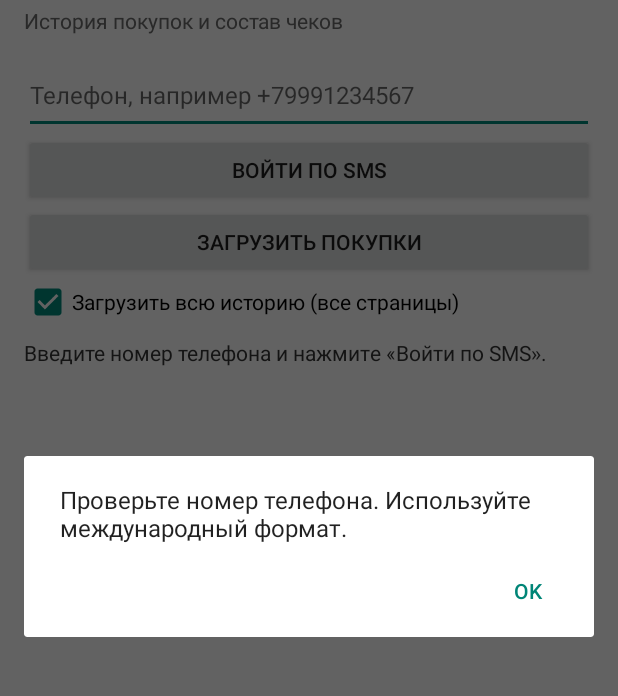
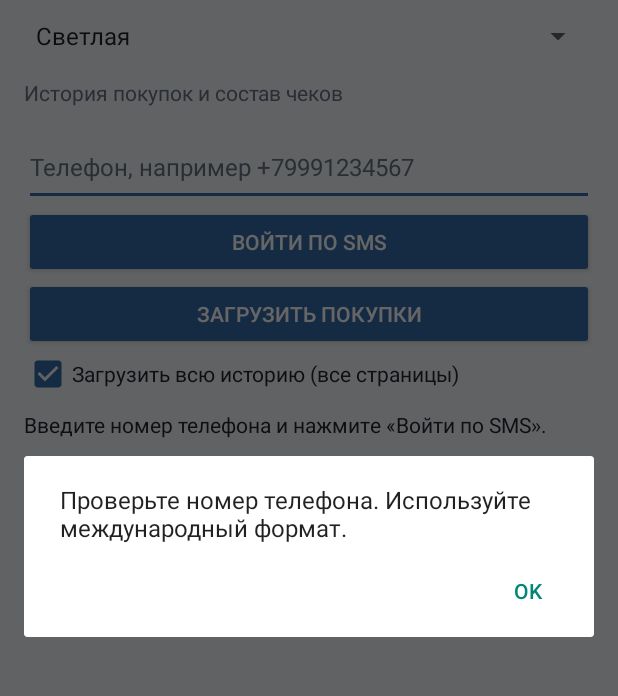
Before and after one commit to definitly486/myauchan, an Android app: the screen it shows after launch (MainActivity), after a tap on "ВОЙТИ ПО SMS", on a phone screen of 412 x 824 dp, the part 71-767 px from its top. Run offline under Robolectric (Android 15) with nearby library versions, the phone set to English and light mode, and no system bars.

Commit message:
Add selectable light, dark, night and Auchan themes

```diff
--- a/app/src/main/java/ru/definitly/myauchan/MainActivity.kt
+++ b/app/src/main/java/ru/definitly/myauchan/MainActivity.kt
@@ -22,6 +22,14 @@ private const val LOYMAX = "https://mobile.auchan.ru/ecom"
 private const val TOKEN20_PASSWORD = "LqX~A4gR"
 private const val PREFS = "auchan_settings"
 
+private data class AppPalette(val background: Int, val surface: Int, val text: Int, val secondary: Int, val accent: Int, val accentText: Int)
+private fun paletteFor(name: String): AppPalette = when (name) {
+    "dark" -> AppPalette(0xFF17191D.toInt(),0xFF242830.toInt(),0xFFF1F3F5.toInt(),0xFFB4BBC5.toInt(),0xFF536D9B.toInt(),0xFFFFFFFF.toInt())
+    "night" -> AppPalette(0xFF05070B.toInt(),0xFF101722.toInt(),0xFFDCE8F5.toInt(),0xFF8293A8.toInt(),0xFF183B62.toInt(),0xFFDCE8F5.toInt())
+    "auchan" -> AppPalette(0xFFF4F6FA.toInt(),0xFFFFFFFF.toInt(),0xFF18243A.toInt(),0xFF59677D.toInt(),0xFFE31837.toInt(),0xFFFFFFFF.toInt())
+    else -> AppPalette(0xFFF4F6F8.toInt(),0xFFFFFFFF.toInt(),0xFF202630.toInt(),0xFF687383.toInt(),0xFF3569A8.toInt(),0xFFFFFFFF.toInt())
+}
+
 class MainActivity : Activity() {
     private val executor = Executors.newSingleThreadExecutor()
     private lateinit var phoneInput: EditText
@@ -32,6 +40,8 @@ class MainActivity : Activity() {
     private lateinit var loginButton: Button
     private val prefs by lazy { getSharedPreferences(PREFS, MODE_PRIVATE) }
     private val vault by lazy { SessionVault(this) }
+    private val palette get() = paletteFor(prefs.getString("app_theme", "light") ?: "light")
+    private var lastItems: List<JSONObject> = emptyList()
 
     override fun onCreate(savedInstanceState: Bundle?) {
         super.onCreate(savedInstanceState)
@@ -49,19 +59,41 @@ class MainActivity : Activity() {
         val root = LinearLayout(this).apply {
             orientation = LinearLayout.VERTICAL
             setPadding(dp(16), dp(16), dp(16), dp(12))
-            setBackgroundColor(0xFFF5F5F5.toInt())
+            setBackgroundColor(palette.background)
         }
         val title = TextView(this).apply {
             text = "Мои покупки Auchan"
             textSize = 23f
             setTypeface(null, Typeface.BOLD)
-            setTextColor(0xFF202020.toInt())
+            setTextColor(palette.text)
         }
         root.addView(title)
+        val themeSelector = Spinner(this)
+        val themeNames = listOf("Светлая", "Тёмная", "Ночная", "Auchan")
+        val themeKeys = listOf("light", "dark", "night", "auchan")
+        val adapter = ArrayAdapter(this, android.R.layout.simple_spinner_item, themeNames).apply { setDropDownViewResource(android.R.layout.simple_spinner_dropdown_item) }
+        themeSelector.adapter = adapter
+        themeSelector.setSelection(themeKeys.indexOf(prefs.getString("app_theme", "light")).coerceAtLeast(0))
+        root.addView(themeSelector, LinearLayout.LayoutParams(-1, dp(48)))
+        themeSelector.onItemSelectedListener = object : AdapterView.OnItemSelectedListener {
+            override fun onNothingSelected(parent: AdapterView<*>?) = Unit
+            override fun onItemSelected(parent: AdapterView<*>?, view: View?, position: Int, id: Long) {
+                val selected = themeKeys[position]
+                if (selected != (prefs.getString("app_theme", "light") ?: "light")) {
+                    val oldPhone = phoneInput.text.toString()
+                    val oldStatus = status.text.toString()
+                    prefs.edit().putString("app_theme", selected).apply()
+                    buildScreen()
+                    phoneInput.setText(oldPhone)
+                    status.text = oldStatus
+                    renderItems(lastItems)
+                }
+            }
+        }
         root.addView(TextView(this).apply {
             text = "История покупок и состав чеков"
             textSize = 14f
-            setTextColor(0xFF666666.toInt())
+            setTextColor(palette.secondary)
             setPadding(0, dp(4), 0, dp(14))
         })
         phoneInput = EditText(this).apply {
@@ -69,26 +101,35 @@ class MainActivity : Activity() {
             inputType = 3
             textSize = 16f
             setSingleLine(true)
+            setTextColor(palette.text)
+            setHintTextColor(palette.secondary)
+            setBackgroundTintList(android.content.res.ColorStateList.valueOf(palette.accent))
         }
         root.addView(phoneInput, LinearLayout.LayoutParams(-1, dp(52)))
         loginButton = Button(this).apply {
             text = "Войти по SMS"
             setOnClickListener { beginLogin() }
+            backgroundTintList = android.content.res.ColorStateList.valueOf(palette.accent)
+            setTextColor(palette.accentText)
         }
         root.addView(loginButton, LinearLayout.LayoutParams(-1, dp(48)))
         loadButton = Button(this).apply {
             text = "Загрузить покупки"
             setOnClickListener { loadHistory() }
+            backgroundTintList = android.content.res.ColorStateList.valueOf(palette.accent)
+            setTextColor(palette.accentText)
         }
         root.addView(loadButton, LinearLayout.LayoutParams(-1, dp(48)))
         allCheck = CheckBox(this).apply {
             text = "Загрузить всю историю (все страницы)"
             isChecked = true
+            setTextColor(palette.text)
+            buttonTintList = android.content.res.ColorStateList.valueOf(palette.accent)
         }
         root.addView(allCheck)
         status = TextView(this).apply {
             textSize = 14f
-            setTextColor(0xFF333333.toInt())
+            setTextColor(palette.text)
             setPadding(0, dp(8), 0, dp(10))
         }
         root.addView(status)
@@ -227,6 +268,7 @@ class MainActivity : Activity() {
     }
 
     private fun renderItems(items: List<JSONObject>) {
+        lastItems = items
         list.removeAllViews()
         if (items.isEmpty()) {
             list.addView(TextView(this).apply { text = "Покупок не найдено."; textSize = 16f })
@@ -236,7 +278,8 @@ class MainActivity : Activity() {
             val card = LinearLayout(this).apply {
                 orientation = LinearLayout.VERTICAL
                 setPadding(dp(14), dp(12), dp(14), dp(12))
-                setBackgroundColor(0xFFFFFFFF.toInt())
+                setBackgroundColor(palette.surface)
+                elevation = dp(2).toFloat()
             }
             val date = first(item, "date", "Date")
             val store = first(item, "locationName", "LocationName", "location", "Location").ifBlank { "Магазин не указан" }
@@ -248,18 +291,18 @@ class MainActivity : Activity() {
                 text = "$date · $amount ₽"
                 textSize = 18f
                 setTypeface(null, Typeface.BOLD)
-                setTextColor(0xFF222222.toInt())
+                setTextColor(palette.text)
             })
             card.addView(TextView(this).apply {
                 text = store
                 textSize = 16f
                 setPadding(0, dp(3), 0, dp(3))
-                setTextColor(0xFF333333.toInt())
+                setTextColor(palette.text)
             })
             card.addView(TextView(this).apply {
                 text = "Чек $receipt · касса $till · $operation"
                 textSize = 13f
-                setTextColor(0xFF666666.toInt())
+                setTextColor(palette.secondary)
             })
             val order = item.optJSONObject("order_details") ?: item.optJSONObject("OrderDetails") ?: item.optJSONObject("orderDetails")
             if (order != null) {
@@ -288,7 +331,7 @@ class MainActivity : Activity() {
     private fun detail(text: String) = TextView(this).apply {
         this.text = text
         textSize = 13f
-        setTextColor(0xFF555555.toInt())
+        setTextColor(palette.secondary)
         setPadding(0, dp(3), 0, 0)
     }
 
```
